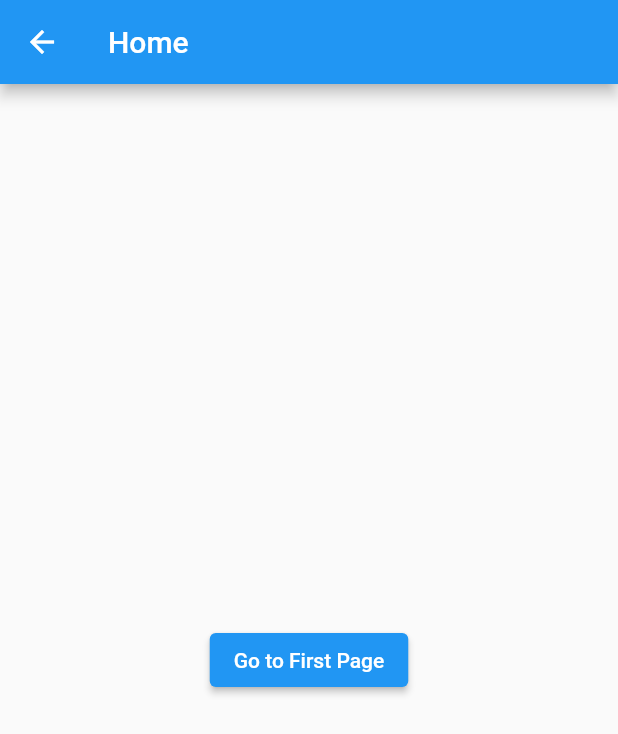
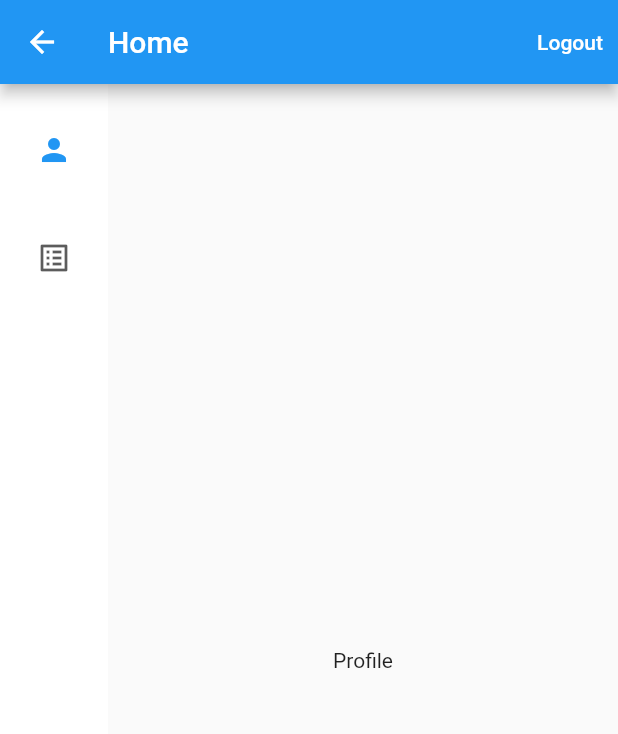
Before and after one commit to jaiminrana05/basic-navigation-go-route, a Flutter app: the HomePage screen opened directly, on a phone screen of 412 x 824 dp. Shown: the top 734 px of the screen. Run offline on Flutter 3.47's test engine with Material 2 defaults, Android fonts, the phone set to English and light mode, and no system bars; our stand-ins replace go_router, mobx, shared_preferences; accounts and stored records are empty; generated files the repository leaves out were written again.

Commit message:
implementing nested query param & dynamic routing

```diff
--- a/lib/main.dart
+++ b/lib/main.dart
@@ -9,10 +9,6 @@ void main() async {
   runApp(const MyApp());
 }
 
-final GlobalKey<NavigatorState> navigatorKey = GlobalKey();
-
-NavigatorState get navigator => navigatorKey.currentState!;
-
 class MyApp extends StatelessWidget {
   const MyApp({Key? key}) : super(key: key);
 
@@ -20,7 +16,7 @@ class MyApp extends StatelessWidget {
   Widget build(BuildContext context) {
     final route = MyRoutes().routes;
     return Provider(
-      create: (BuildContext context) => LogInStore(),
+      create: (_) => LogInStore(),
       child: MaterialApp.router(
         title: 'Flutter Demo',
         theme: ThemeData(
--- a/lib/pages/first_page.dart
+++ b/lib/pages/first_page.dart
@@ -8,7 +8,8 @@ class FirstPage extends StatelessWidget {
   Widget build(BuildContext context) {
     return Scaffold(
       appBar: AppBar(
-        title: const Text('Home'),
+        backgroundColor: Colors.green,
+        title: const Text('First Screen'),
       ),
       body: Center(
         child: ElevatedButton(
--- a/lib/pages/home_page.dart
+++ b/lib/pages/home_page.dart
@@ -1,19 +1,94 @@
+import 'package:basic_navigation_go_route/pages/profile/profile_page.dart';
+import 'package:basic_navigation_go_route/pages/questionnaire/questionnaire_home.dart';
 import 'package:flutter/material.dart';
 import 'package:go_router/go_router.dart';
 
-class HomePage extends StatelessWidget {
+import '../utils/local_storage.dart';
+
+class HomePage extends StatefulWidget {
   const HomePage({Key? key}) : super(key: key);
+
+  @override
+  State<HomePage> createState() => _HomePageState();
+}
+
+class _HomePageState extends State<HomePage> {
+  int? _index;
+
+  @override
+  void initState() {
+    _index = 0;
+    super.initState();
+  }
+
+  @override
+  void didChangeDependencies() {
+    //context.goNamed('HomeScreen',params: {'tab': 'profile'});
+    super.didChangeDependencies();
+  }
+
+  void onSelectionChange(int val) {
+    setState(
+      () {
+        _index = val;
+        switch (val) {
+          case 0:
+            context.goNamed('HomeScreen', params: {'tab': 'profile'});
+            break;
+          case 1:
+            context.goNamed('HomeScreen', params: {'tab': 'questionnaire'});
+        }
+      },
+    );
+  }
+
+  var pages = [const ProfilePage(), const QuestionnaireHome()];
 
   @override
   Widget build(BuildContext context) {
     return Scaffold(
       appBar: AppBar(
         title: const Text('Home'),
+        actions: [
+          TextButton(
+            onPressed: () {
+              UserSimplePreferences().setUser(userLogInStatus: false);
+              context.goNamed('LogIn');
+            },
+            child: const Text(
+              'Logout',
+              style: TextStyle(color: Colors.white),
+            ),
+          ),
+        ],
       ),
-      body: Center(
-        child: ElevatedButton(
-          onPressed: () => context.goNamed('First'),
-          child: const Text('Go to First Page'),
+      body: SafeArea(
+        child: LayoutBuilder(
+          builder: (context, constraint) {
+            return SizedBox.expand(
+              child: Row(
+                children: [
+                  NavigationRail(
+                    destinations: const [
+                      NavigationRailDestination(
+                        label: Text('Profile'),
+                        icon: Icon(Icons.person),
+                      ),
+                      NavigationRailDestination(
+                        label: Text('Questionnaire'),
+                        icon: Icon(Icons.list_alt),
+                      )
+                    ],
+                    selectedIndex: _index,
+                    onDestinationSelected: onSelectionChange,
+                  ),
+                  Expanded(
+                    child: pages[_index!],
+                  ),
+                ],
+              ),
+            );
+          },
         ),
       ),
     );
--- /dev/null
+++ b/lib/pages/profile/profile_page.dart
@@ -0,0 +1,19 @@
+import 'package:flutter/material.dart';
+
+class ProfilePage extends StatefulWidget {
+  const ProfilePage({Key? key}) : super(key: key);
+
+  @override
+  State<ProfilePage> createState() => _ProfilePageState();
+}
+
+class _ProfilePageState extends State<ProfilePage> {
+  @override
+  Widget build(BuildContext context) {
+    return const Scaffold(
+      body: Center(
+        child: Text('Profile'),
+      ),
+    );
+  }
+}
--- a/lib/route/route.dart
+++ b/lib/route/route.dart
@@ -1,11 +1,17 @@
 import 'package:basic_navigation_go_route/pages/login/login_page.dart';
+import 'package:basic_navigation_go_route/pages/profile/profile_page.dart';
+import 'package:basic_navigation_go_route/pages/questionnaire/question_into.dart';
+import 'package:basic_navigation_go_route/pages/questionnaire/questionnaire_home.dart';
+import 'package:basic_navigation_go_route/pages/questionnaire/user_info_page.dart';
+import 'package:basic_navigation_go_route/pages/quiz/quiz_list_page.dart';
 import 'package:basic_navigation_go_route/utils/local_storage.dart';
 import 'package:flutter/material.dart';
 import 'package:go_router/go_router.dart';
 
 import '../pages/error_page.dart';
-import '../pages/first_page.dart';
 import '../pages/home_page.dart';
+import '../pages/questionnaire/test_page.dart';
+import '../pages/quiz/quiz_result_page.dart';
 
 class MyRoutes {
   MyRoutes._internal();
@@ -28,7 +34,7 @@ class MyRoutes {
         ),
       ),
       GoRoute(
-        path: '/home',
+        path: '/HomeScreen/:tab(profile|questionnaire)',
         name: 'HomeScreen',
         pageBuilder: (context, state) => const MaterialPage(
           child: HomePage(),
@@ -37,10 +43,84 @@ class MyRoutes {
         ///Sub-Route of HomeScreen
         routes: [
           GoRoute(
-            path: 'first',
-            name: 'FirstScreen',
+            path: 'questionnaire',
+            name: 'Questionnaire',
             pageBuilder: (context, state) => const MaterialPage(
-              child: FirstPage(),
+              child: QuestionnaireHome(),
+            ),
+          ),
+          GoRoute(
+            path: 'start',
+            name: 'Start',
+            builder: (context, state) {
+              final id = state.queryParams['id'];
+              return QuestionIntroScreen(id: id);
+            },
+            routes: [
+              GoRoute(
+                path: 'user-info',
+                name: 'User-Info',
+                builder: (context, state) {
+                  final id = state.queryParams['id'];
+                  return UserInfoPage(id: id);
+                },
+              ),
+              GoRoute(
+                path: 'test',
+                name: 'Test',
+                pageBuilder: (context, state) => const MaterialPage(
+                  child: TestPage(),
+                ),
+              ),
+            ],
+          ),
+          GoRoute(
+            path: 'profile',
+            name: 'Profile',
+            pageBuilder: (context, state) => const MaterialPage(
+              child: ProfilePage(),
+            ),
+          ),
+          GoRoute(
+            path: 'quizList',
+            name: 'QuizList',
+            pageBuilder: (context, state) => const MaterialPage(
+              child: QuizListPage(),
+            ),
+            routes: [
+              //http://localhost:53894/home/quizResult?currentQuiz=9
+              GoRoute(
+                path: 'quizResult',
+                name: 'QuizResult',
+                pageBuilder: (context, state) {
+                  final currentQuizResult =
+                      int.parse(state.queryParams['currentQuiz'] ?? '100');
+                  if (currentQuizResult >= 0 && currentQuizResult <= 9) {
+                    return MaterialPage(
+                      child: QuizResultPage(
+                        quiz: currentQuizResult,
+                      ),
+                    );
+                  } else {
+                    throw 'Result of Quiz : $currentQuizResult Not Found!';
+                  }
+                },
+                // redirect: (state) {
+                //   final currentQuizResult =
+                //       int.parse(state.queryParams['currentQuiz'] ?? '100');
+                //   if (currentQuizResult < 0 || currentQuizResult > 10) {
+                //     return state.namedLocation('QuizList');
+                //   }
+                //   return null;
+                // },
+              ),
+            ],
+          ),
+          GoRoute(
+            path: 'profile',
+            name: 'ProfilePage',
+            pageBuilder: (context, state) => const MaterialPage(
+              child: ProfilePage(),
             ),
           ),
         ],
@@ -49,7 +129,8 @@ class MyRoutes {
     redirect: (state) {
       final loginLoc = state.namedLocation('LogIn');
       final loggingIn = state.subloc == loginLoc;
-      final rootLoc = state.namedLocation('HomeScreen');
+      final rootLoc =
+          state.namedLocation('HomeScreen', params: {'tab': 'profile'});
       if (!UserSimplePreferences().getUser() && !loggingIn) {
         return loginLoc;
       }
```
Also changed, not shown: lib/pages/error_page.dart (+13 -2 lines), lib/pages/login/login_page.dart (+7 -2 lines), lib/pages/login/login_store.dart (+7 -3 lines), lib/pages/profile/profile_store.dart (added, +21 -0 lines), lib/pages/questionnaire/question_into.dart (added, +39 -0 lines), lib/pages/questionnaire/questionnaire_home.dart (added, +32 -0 lines), lib/pages/questionnaire/test_page.dart (added, +113 -0 lines), lib/pages/questionnaire/user_info_page.dart (added, +50 -0 lines), lib/pages/quiz/quiz_list_page.dart (added, +31 -0 lines), lib/pages/quiz/quiz_result_page.dart (added, +30 -0 lines), 1 other file.
